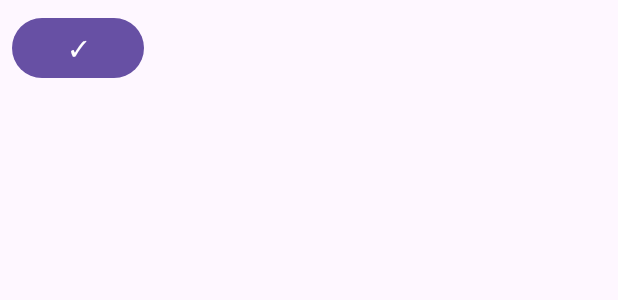
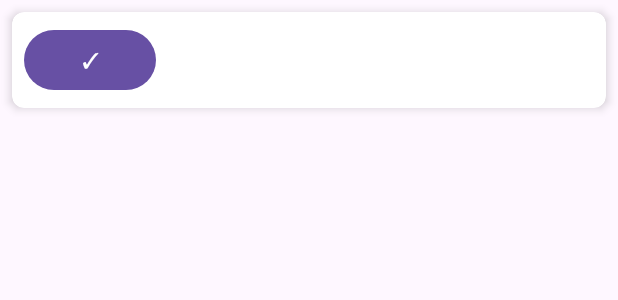
Before and after one commit to DanikShch/Task-Planner, an Android app: the layout item_task.xml on its own in the app's theme, with its tools: preview values and no code run, on a phone screen of 412 x 824 dp. Shown: the top 300 px of the screen. Run offline under Robolectric (Android 15) with nearby library versions, the phone set to English and light mode, and no system bars.

Commit message:
adapt UI for tablets and smartphones

```diff
--- a/app/src/main/res/layout/item_task.xml
+++ b/app/src/main/res/layout/item_task.xml
@@ -1,5 +1,13 @@
 <?xml version="1.0" encoding="utf-8"?>
-<LinearLayout xmlns:android="http://schemas.android.com/apk/res/android"
+<androidx.cardview.widget.CardView xmlns:android="http://schemas.android.com/apk/res/android"
+    android:layout_width="match_parent"
+    android:layout_height="wrap_content"
+    xmlns:app="http://schemas.android.com/apk/res-auto"
+    android:layout_margin="8dp"
+    app:cardElevation="4dp"
+    app:cardCornerRadius="8dp">
+
+    <LinearLayout
         android:layout_width="match_parent"
         android:layout_height="wrap_content"
         android:orientation="horizontal"
@@ -21,3 +29,5 @@
             android:layout_weight="1"
             android:textSize="16sp"/>
     </LinearLayout>
+
+</androidx.cardview.widget.CardView>
--- /dev/null
+++ b/app/src/main/res/values-large/bools.xml
@@ -0,0 +1,4 @@
+<?xml version="1.0" encoding="utf-8"?>
+<resources>
+    <bool name="isTablet">true</bool>
+</resources>
--- /dev/null
+++ b/app/src/main/res/values/bools.xml
@@ -0,0 +1,4 @@
+<?xml version="1.0" encoding="utf-8"?>
+<resources>
+    <bool name="isTablet">false</bool>
+</resources>
```
Also changed, not shown: app/src/main/java/com/example/taskplanner/CreateTaskActivity.kt (+17 -0 lines), app/src/main/java/com/example/taskplanner/LoginActivity.kt (+7 -0 lines), app/src/main/java/com/example/taskplanner/MainActivity.kt (+20 -0 lines), app/src/main/java/com/example/taskplanner/RegistrationActivity.kt (+7 -0 lines). Lines whose indentation alone changed are shown as unchanged.
